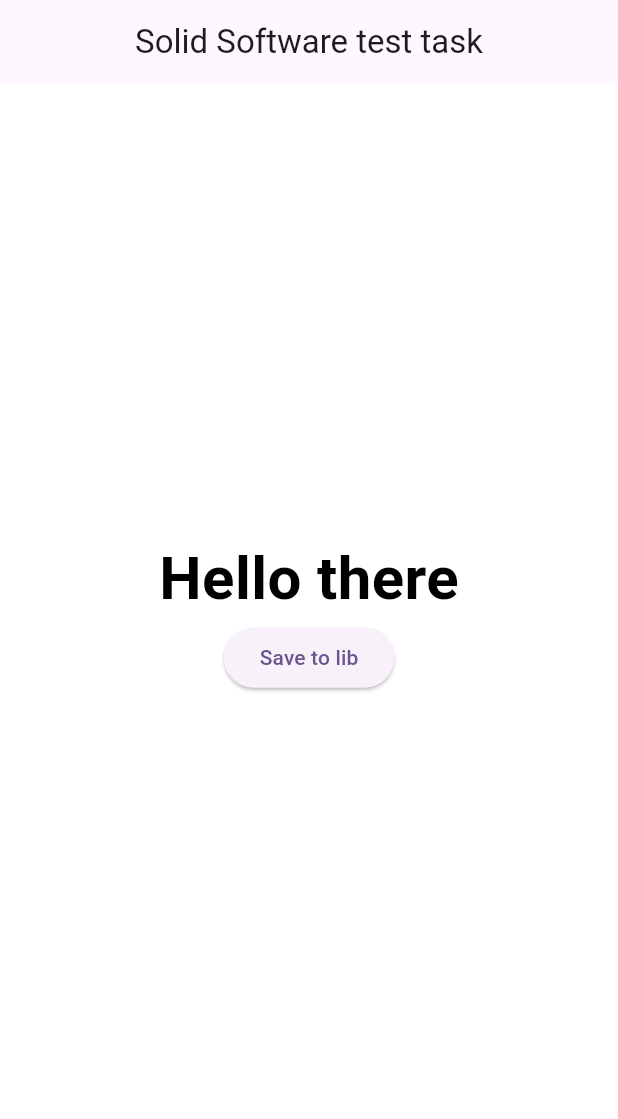
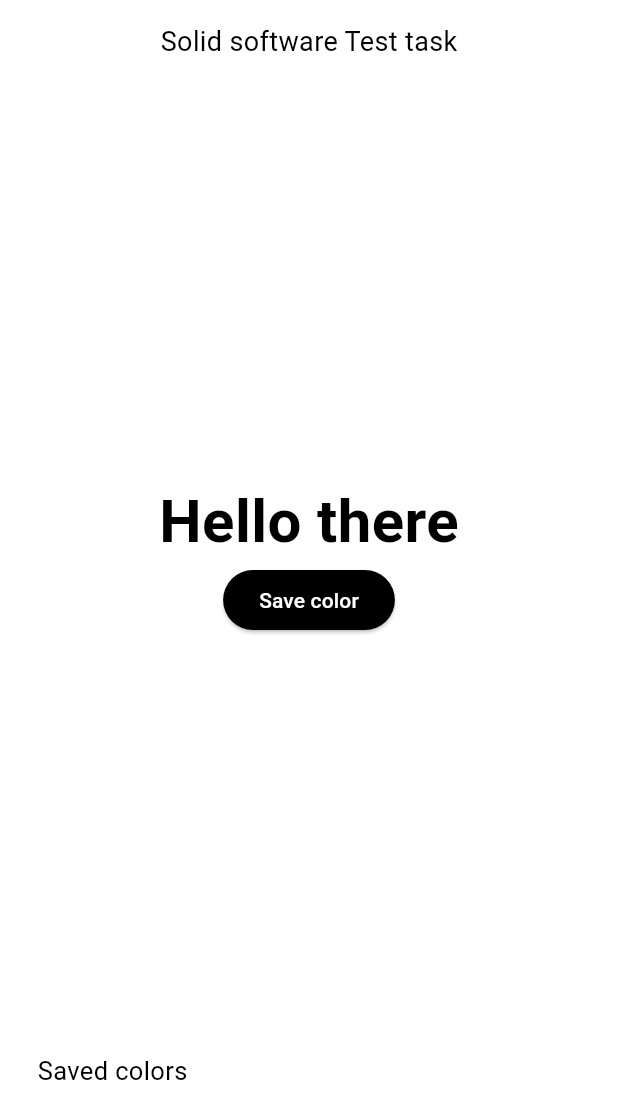
Before and after one commit to kamennova/solid-test-task, a Flutter app: the ColorScreen screen opened directly, on a phone screen of 412 x 824 dp. Shown: the top 1119 px of the screen. Run offline on Flutter 3.47's test engine with Material 3 defaults, Android fonts, the phone set to English and light mode, and no system bars; our stand-ins replace shared_preferences; accounts and stored records are empty.

Commit message:
separate to components, fix storage, add saved and curr indicators

```diff
--- a/lib/ColorScreen.dart
+++ /dev/null
@@ -1,100 +0,0 @@
-import 'package:flutter/material.dart';
-import 'package:solid_test_task/storage.dart';
-import 'package:solid_test_task/utils.dart';
-
-class ColorScreen extends StatefulWidget {
-  final Color? initColor;
-
-  const ColorScreen({super.key, this.initColor});
-
-  @override
-  State<ColorScreen> createState() => _ScreenState();
-}
-
-class _ScreenState extends State<ColorScreen> {
-  late Color _color;
-  bool _isLight = true;
-
-  List<Color> _saved = [];
-
-  @override
-  void initState() {
-    super.initState();
-
-    _color = widget.initColor ?? Colors.white;
-  }
-
-  void _setColor(Color color) {
-    final bool isLight = isColorLight(color);
-
-    Storage.instance.saveLastColor(color);
-
-    setState(() {
-      _color = color;
-      _isLight = isLight;
-    });
-  }
-
-  @override
-  Widget build(BuildContext context) {
-    return Scaffold(
-      appBar: AppBar(
-        backgroundColor: Colors.transparent,
-        elevation: 0,
-        title: const Text("Solid Software test task"),
-        centerTitle: true,
-      ),
-      body: GestureDetector(
-        onTap: () => _setColor(getRandomColor()),
-        child: AnimatedContainer(
-          duration: const Duration(milliseconds: 300),
-          curve: Curves.easeInOut,
-
-          color: _color,
-          child: Center(
-            child: Column(
-              mainAxisAlignment: MainAxisAlignment.center,
-              children: <Widget>[
-                Text(
-                  'Hello there',
-                  style: TextStyle(
-                    fontSize: 40,
-                    fontWeight: FontWeight.bold,
-                    color: _isLight ? Colors.black : Colors.white,
-                  ),
-                ),
-                ElevatedButton(onPressed: () {}, child: Text("Save to lib")),
-
-                // ignore: avoid_unused_parameters
-                SizedBox(height: 60, child: Row(
-                  children: [
-                    Expanded(
-                      child: ListView.builder(
-                        scrollDirection: Axis.horizontal,
-
-                        itemBuilder: (context, index) {
-                          final Color item = _saved[index];
-
-                          return InkWell(
-                            onTap: () => _setColor(item),
-                            child: Container(
-                              width: 50,
-                              height: 50,
-
-                              decoration: BoxDecoration(color: item),
-                            ),
-                          );
-                        },
-                        itemCount: _saved.length,
-                      ),
-                    ),
-                  ],
-                )),
-              ],
-            ),
-          ),
-        ),
-      ),
-    );
-  }
-}
--- /dev/null
+++ b/lib/storage/iStorage.dart
@@ -0,0 +1,13 @@
+import 'dart:ui';
+
+abstract class IStorage {
+  Future<Color?> getLastColor();
+
+  Future<void> saveLastColor(Color color);
+
+  Future<void> saveColorToLib(Color color);
+
+  Future<void> deleteColorFromLib(Color color);
+
+  Future<List<Color>> getSavedColors();
+}
--- /dev/null
+++ b/lib/storage/prefsStorage.dart
@@ -0,0 +1,74 @@
+import 'dart:ui';
+
+import 'package:shared_preferences/shared_preferences.dart';
+import 'package:solid_test_task/storage/iStorage.dart';
+
+class PrefStorage implements IStorage {
+  static final PrefStorage instance = PrefStorage._privateConstructor();
+
+  static SharedPreferences? _prefs;
+
+  static const String _LastColorKey = "last_color";
+  static const String _SavedColorsKey = "saved_colors";
+
+  Future<SharedPreferences> get prefs async {
+    _prefs ??= await SharedPreferences.getInstance();
+
+    return Future.value(_prefs);
+  }
+
+  PrefStorage._privateConstructor();
+
+  Future<Color?> getLastColor() async {
+    final Object? res = (await prefs).get(_LastColorKey);
+    if (res == null) return null;
+
+    return _parseColorStr(res as String);
+  }
+
+  Future<void> saveLastColor(Color color) async {
+    await (await prefs).setString(_LastColorKey, _getColorStr(color));
+  }
+
+  Future<void> saveColorToLib(Color color) async {
+    final SharedPreferences pr = await prefs;
+
+    final List<Color> saved = await getSavedColors();
+
+    if (saved.any((c) => c == color)) return;
+    final List<String> toStr = [...saved, color].map(_getColorStr).toList();
+
+    await pr.setStringList(_SavedColorsKey, toStr);
+  }
+
+  Future<void> deleteColorFromLib(Color color) async {
+    final SharedPreferences pr = await prefs;
+
+    final List<Color> saved = await getSavedColors();
+
+    final List<String> updated = saved
+        .where((c) => c != color)
+        .map(_getColorStr)
+        .toList();
+
+    await pr.setStringList(_SavedColorsKey, updated);
+  }
+
+  Future<List<Color>> getSavedColors() async {
+    final SharedPreferences pr = await prefs;
+
+    final Object? value = pr.get(_SavedColorsKey);
+
+    if (value == null) return [];
+
+    return (value as List<String>).map(_parseColorStr).toList();
+  }
+
+  static String _getColorStr(Color color) {
+    return color.toARGB32().toString();
+  }
+
+  static Color _parseColorStr(String value) {
+    return Color(int.parse(value));
+  }
+}
--- a/lib/utils.dart
+++ b/lib/utils.dart
@@ -1,5 +1,6 @@
 import 'dart:math';
-import 'dart:ui';
+
+import 'package:flutter/material.dart';
 
 const int _ColorMaxChannel = 255;
 
@@ -18,3 +19,6 @@ Color getRandomColor() {
 
   return Color.fromRGBO(r, g, b, 1);
 }
+
+
+Color getContrastColor(Color color) => isColorLight(color) ? Colors.black :Colors.white;
--- /dev/null
+++ b/lib/widgets/ColorActions.dart
@@ -0,0 +1,72 @@
+import 'package:flutter/material.dart';
+import 'package:solid_test_task/utils.dart';
+
+class ColorActions extends StatelessWidget {
+  final List<Color> saved;
+  final Color curr;
+  final Function() onDelete;
+  final Function() onSave;
+
+  const ColorActions({
+    super.key,
+    required this.onSave,
+    required this.onDelete,
+    required this.saved,
+    required this.curr,
+  });
+
+  @override
+  Widget build(BuildContext context) {
+    final contrastColor = getContrastColor(curr);
+
+    if (saved.contains(curr)) {
+      return Row(
+        mainAxisSize: MainAxisSize.min,
+        children: [
+          _SavedBadge(color: curr),
+          const SizedBox(width: 5),
+          TextButton(
+            onPressed: onDelete,
+            child: Text(
+              "Delete from lib",
+              style: TextStyle(color: contrastColor, fontSize: 17),
+            ),
+          ),
+        ],
+      );
+    }
+
+    return ElevatedButton(
+      style: ElevatedButton.styleFrom(backgroundColor: contrastColor),
+      onPressed: onSave,
+      child: Text(
+        "Save color",
+        style: TextStyle(color: getContrastColor(contrastColor)),
+      ),
+    );
+  }
+}
+
+class _SavedBadge extends StatelessWidget {
+  final Color color;
+
+  const _SavedBadge({required this.color});
+
+  @override
+  Widget build(BuildContext context) {
+    return Container(
+      padding: const EdgeInsets.fromLTRB(7, 3, 10, 3),
+      decoration: BoxDecoration(
+        color: getContrastColor(color),
+        borderRadius: BorderRadius.circular(10),
+      ),
+      child: Row(
+        children: [
+          Icon(Icons.check, color: color, size: 18),
+          const SizedBox(width: 4),
+          Text("Saved", style: TextStyle(color: color)),
+        ],
+      ),
+    );
+  }
+}
--- /dev/null
+++ b/lib/widgets/ColorScreen.dart
@@ -0,0 +1,154 @@
+import 'package:flutter/material.dart';
+import 'package:solid_test_task/storage/prefsStorage.dart';
+import 'package:solid_test_task/utils.dart';
+import 'package:solid_test_task/widgets/ColorActions.dart';
+import 'package:solid_test_task/widgets/ColorSplash.dart';
+
+class ColorScreen extends StatefulWidget {
+  const ColorScreen({super.key});
+
+  @override
+  State<ColorScreen> createState() => _ScreenState();
+}
+
+class _ScreenState extends State<ColorScreen> {
+  late Color _color = _DefaultColor;
+  List<Color> _saved = [];
+
+  static const _DefaultColor = Colors.white;
+
+  @override
+  void initState() {
+    super.initState();
+    _loadFromStorage();
+  }
+
+  Future<void> _loadFromStorage() async {
+    final Color last =
+        await PrefStorage.instance.getLastColor() ?? _DefaultColor;
+    _setColor(last);
+
+    final List<Color> lib = await PrefStorage.instance.getSavedColors();
+    setState(() {
+      _saved = lib;
+    });
+  }
+
+  void _setColor(Color color) {
+    PrefStorage.instance.saveLastColor(color);
+
+    setState(() {
+      _color = color;
+    });
+  }
+
+  void _onSaveCurrColor() {
+    setState(() {
+      _saved = [..._saved, _color];
+    });
+    PrefStorage.instance.saveColorToLib(_color);
+  }
+
+  void _onDeleteColor(Color color) {
+    PrefStorage.instance.getSavedColors();
+    setState(() {
+      _saved = _saved.where((c) => c != color).toList();
+    });
+    PrefStorage.instance.deleteColorFromLib(color);
+  }
+
+  @override
+  Widget build(BuildContext context) {
+    final Color contrastColor = getContrastColor(_color);
+    const double _SplashSize = 60;
+
+    return Scaffold(
+      body: GestureDetector(
+        onTap: () => _setColor(getRandomColor()),
+        child: AnimatedContainer(
+          duration: const Duration(milliseconds: 300),
+          curve: Curves.easeInOut,
+
+          color: _color,
+          child: SafeArea(
+            child: Column(
+              mainAxisAlignment: MainAxisAlignment.spaceBetween,
+              children: <Widget>[
+                Padding(
+                  padding: const EdgeInsets.only(top: 15),
+                  child: Text(
+                    "Solid software Test task",
+                    style: TextStyle(color: contrastColor, fontSize: 18),
+                  ),
+                ),
+
+                Column(
+                  children: [
+                    Text(
+                      'Hello there',
+                      style: TextStyle(
+                        fontSize: 40,
+                        fontWeight: FontWeight.bold,
+                        color: contrastColor,
+                      ),
+                    ),
+                    ColorActions(
+                      onSave: _onSaveCurrColor,
+                      onDelete: () => _onDeleteColor(_color),
+                      saved: _saved,
+                      curr: _color,
+                    ),
+                  ],
+                ),
+
+                Padding(
+                  padding: const EdgeInsets.only(bottom: 20),
+                  child: Column(
+                    crossAxisAlignment: CrossAxisAlignment.start,
+                    children: [
+                      Padding(
+                        padding: const EdgeInsets.only(left: 25, bottom: 10),
+                        child: Text(
+                          "Saved colors",
+                          style: TextStyle(fontSize: 17, color: contrastColor),
+                        ),
+                      ),
+
+                      SizedBox(
+                        height: _SplashSize + 8,
+                        child: Row(
+                          children: [
+                            Expanded(
+                              child: ListView.builder(
+                                scrollDirection: Axis.horizontal,
+                                padding: const EdgeInsets.symmetric(
+                                  horizontal: 20,
+                                ),
+
+                                itemBuilder: (_, index) {
+                                  final Color item = _saved[index];
+
+                                  return ColorsLibItem(
+                                    currColor: _color,
+                                    size: _SplashSize,
+                                    color: item,
+                                    onSelect: _setColor,
+                                  );
+                                },
+                                itemCount: _saved.length,
+                              ),
+                            ),
+                          ],
+                        ),
+                      ),
+                    ],
+                  ),
+                ),
+              ],
+            ),
+          ),
+        ),
+      ),
+    );
+  }
+}
--- /dev/null
+++ b/lib/widgets/ColorSplash.dart
@@ -0,0 +1,67 @@
+import 'package:flutter/material.dart';
+import 'package:solid_test_task/utils.dart';
+
+class ColorsLibItem extends StatelessWidget {
+  final Color color;
+  final Function(Color) onSelect;
+  final double size;
+  final Color currColor;
+
+  const ColorsLibItem({
+    required this.currColor,
+    required this.size,
+    required this.color,
+    required this.onSelect,
+    super.key,
+  });
+
+  @override
+  Widget build(BuildContext context) {
+    bool isSelected = currColor == color;
+    final contrastColor = getContrastColor(currColor);
+
+    return Padding(
+      padding: const EdgeInsets.only(right: 13, bottom: 4, top: 4),
+      child: InkWell(
+        onTap: () => onSelect(color),
+        child: Stack(
+          alignment: Alignment.center,
+          children: [
+            Container(
+              width: size,
+              height: size,
+
+              decoration: BoxDecoration(
+                color: color,
+
+                boxShadow: [
+                  BoxShadow(
+                    color: Colors.grey.shade500,
+                    spreadRadius: 2,
+                    blurRadius: 2,
+                  ),
+                ],
+                borderRadius: BorderRadius.circular(15),
+                border: Border.all(width: 5, color: contrastColor),
+              ),
+            ),
+
+            if (isSelected)
+              Container(
+                width: 25,
+
+                height: 25,
+                decoration: BoxDecoration(
+                  color: getContrastColor(color).withOpacity(0.5),
+                  borderRadius: BorderRadius.circular(20),
+                ),
+                child: Icon(Icons.check, color: color, size: 17),
+              )
+            else
+              const SizedBox.shrink(),
+          ],
+        ),
+      ),
+    );
+  }
+}
```
Also changed, not shown: lib/LoadingScreen.dart (deleted, +0 -17 lines), lib/main.dart (+3 -12 lines), lib/storage.dart (deleted, +0 -64 lines).
